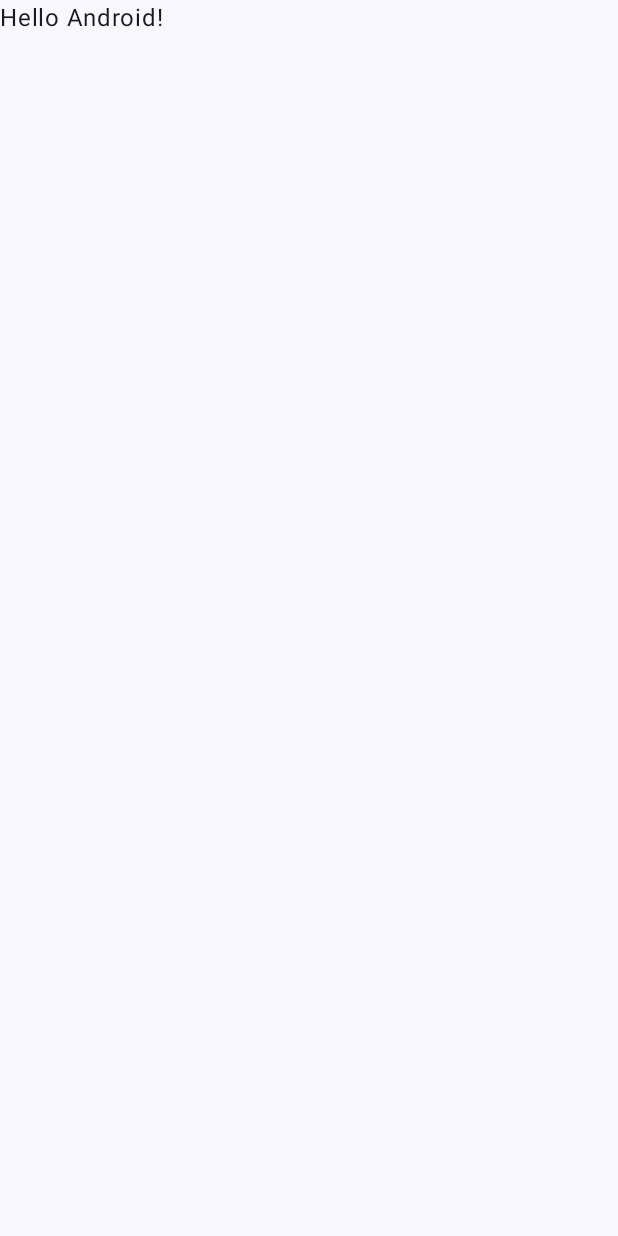
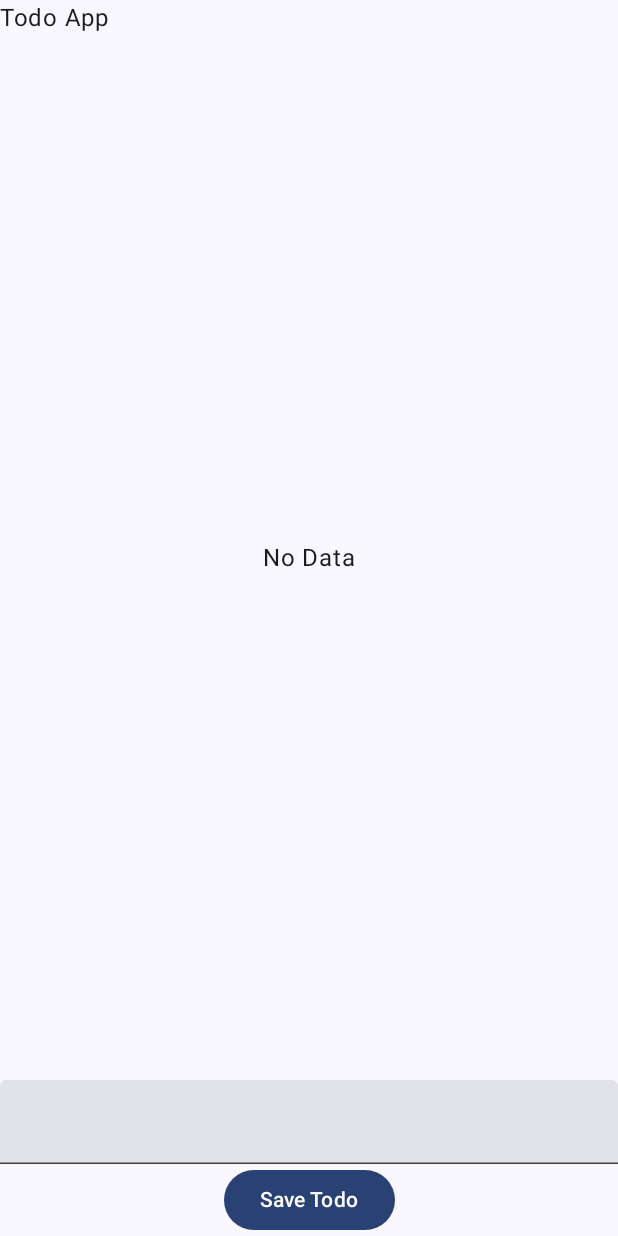
Before and after one commit to AyaOsamaAhmed/TodoApp_JetpackCompose, an Android app built with Jetpack Compose: the screen it shows after launch (MainActivity), on a phone screen of 412 x 824 dp. Before the commit the screen is almost empty. Run offline under Robolectric (Android 15) with nearby library versions, the phone set to English and light mode, and no system bars; our stand-ins replace Dagger/Hilt's generated code, Room's generated code.

Commit message:
model - database,compose

```diff
--- a/app/src/main/java/com/aya/todoapp_jetpackcompose/MainActivity.kt
+++ b/app/src/main/java/com/aya/todoapp_jetpackcompose/MainActivity.kt
@@ -4,44 +4,170 @@ import android.os.Bundle
 import androidx.activity.ComponentActivity
 import androidx.activity.compose.setContent
 import androidx.activity.enableEdgeToEdge
+import androidx.compose.foundation.ExperimentalFoundationApi
+import androidx.compose.foundation.combinedClickable
+import androidx.compose.foundation.layout.Arrangement
+import androidx.compose.foundation.layout.Box
+import androidx.compose.foundation.layout.Column
+import androidx.compose.foundation.layout.Row
 import androidx.compose.foundation.layout.fillMaxSize
+import androidx.compose.foundation.layout.fillMaxWidth
 import androidx.compose.foundation.layout.padding
+import androidx.compose.foundation.lazy.LazyColumn
+import androidx.compose.material3.Button
+import androidx.compose.material3.Checkbox
+import androidx.compose.material3.ExperimentalMaterial3Api
+import androidx.compose.material3.HorizontalDivider
 import androidx.compose.material3.Scaffold
+import androidx.compose.material3.Surface
 import androidx.compose.material3.Text
+import androidx.compose.material3.TextField
 import androidx.compose.runtime.Composable
+import androidx.compose.runtime.collectAsState
+import androidx.compose.runtime.getValue
+import androidx.compose.runtime.mutableStateOf
+import androidx.compose.runtime.remember
+import androidx.compose.runtime.rememberCoroutineScope
+import androidx.compose.ui.Alignment
 import androidx.compose.ui.Modifier
 import androidx.compose.ui.tooling.preview.Preview
+import androidx.compose.ui.unit.dp
+import com.aya.todoapp_jetpackcompose.intent.TodoIntent
+import com.aya.todoapp_jetpackcompose.model.local.Todo
+import com.aya.todoapp_jetpackcompose.model.repository.TodoRepository
 import com.aya.todoapp_jetpackcompose.ui.theme.TodoApp_JetpackComposeTheme
+import dagger.hilt.android.AndroidEntryPoint
+import kotlinx.coroutines.Dispatchers
+import kotlinx.coroutines.launch
+import javax.inject.Inject
 
+@AndroidEntryPoint
 class MainActivity : ComponentActivity() {
+
+
+    @Inject
+    lateinit var repository: TodoRepository
+
+
     override fun onCreate(savedInstanceState: Bundle?) {
         super.onCreate(savedInstanceState)
         enableEdgeToEdge()
         setContent {
             TodoApp_JetpackComposeTheme {
                 Scaffold(modifier = Modifier.fillMaxSize()) { innerPadding ->
-                    Greeting(
-                        name = "Android",
-                        modifier = Modifier.padding(innerPadding)
-                    )
+                    Surface(modifier = Modifier.padding(innerPadding)) {
+                        val list by repository.getAllTodos()
+                            .collectAsState(initial = emptyList())
+
+                        val scope = rememberCoroutineScope()
+
+                        MainScreen(list = list, onIntent = {
+                            when (it) {
+                                is TodoIntent.InsertTodo -> scope.launch(Dispatchers.IO) {
+                                    repository.insertTodo(
+                                        it.todo
+                                    )
+                                }
+
+                                is TodoIntent.DeleteTodo -> scope.launch(Dispatchers.IO) {
+                                    repository.deleteTodo(
+                                        it.todo
+                                    )
+                                }
+
+                                is TodoIntent.UpdateTodo -> scope.launch(Dispatchers.IO) {
+                                    repository.updateTodo(
+                                        it.todo
+                                    )
+                                }
+
+                                else -> {}
+                            }
+                        })
+                    }
+
                 }
             }
         }
     }
 }
 
+
+@OptIn(ExperimentalMaterial3Api::class, ExperimentalFoundationApi::class)
 @Composable
-fun Greeting(name: String, modifier: Modifier = Modifier) {
-    Text(
-        text = "Hello $name!",
-        modifier = modifier
-    )
-}
+fun MainScreen(list: List<Todo>, onIntent: (TodoIntent) -> Unit) {
 
-@Preview(showBackground = true)
-@Composable
-fun GreetingPreview() {
-    TodoApp_JetpackComposeTheme {
-        Greeting("Android")
+    val title = remember {
+        mutableStateOf("")
+    }
+    Scaffold(topBar = { Text(text = "Todo App") }) {
+        Column(modifier = Modifier.padding(it).fillMaxWidth()) {
+            if (list.isEmpty()) {
+                Box(
+                    modifier = Modifier.fillMaxSize().weight(1f),
+                    contentAlignment = Alignment.Center
+                ) {
+                    Text(text = "No Data")
+
+                }
+            } else {
+                LazyColumn(modifier = Modifier.weight(1f)) {
+                    items(list.size) { item ->
+                        val isChecked = remember {
+                            mutableStateOf(list[item].isDone)
+                        }
+
+                        Column(modifier = Modifier
+                            .combinedClickable(enabled = true, onClick = {}, onLongClick = {
+                                onIntent.invoke(TodoIntent.DeleteTodo(list[item]))
+                            })
+
+                            .fillMaxWidth()) {
+                            Row(
+                                modifier = Modifier.padding(horizontal = 12.dp, vertical = 8.dp)
+                                    .fillMaxWidth(),
+                                horizontalArrangement = Arrangement.SpaceBetween,
+                                verticalAlignment = Alignment.CenterVertically
+                            ) {
+                                Text(text = list[item].title)
+
+                                Checkbox(checked = isChecked.value, onCheckedChange = {
+                                    isChecked.value = it
+                                    onIntent(TodoIntent.UpdateTodo(list[item].copy(isDone = it)))
+                                })
+                            }
+                            HorizontalDivider()
+                        }
+                    }
+
+                }
+            }
+
+            Column(
+                modifier = Modifier.fillMaxWidth(),
+                horizontalAlignment = Alignment.CenterHorizontally
+            ) {
+                TextField(
+                    value = title.value,
+                    onValueChange = { title.value = it },
+                    modifier = Modifier.fillMaxWidth()
+                )
+                Button(onClick = {
+                    onIntent.invoke(
+                        TodoIntent.InsertTodo(
+                            Todo(
+                                title.value,
+                                id = 0,
+                                isDone = false
+                            )
+                        )
+                    )
+
+                    title.value = ""
+                }) {
+                    Text(text = "Save Todo")
+                }
+            }
+        }
     }
 }
--- /dev/null
+++ b/app/src/main/java/com/aya/todoapp_jetpackcompose/model/di/ModelModule.kt
@@ -0,0 +1,35 @@
+package com.aya.todoapp_jetpackcompose.model.di
+
+import android.content.Context
+import com.aya.todoapp_jetpackcompose.model.local.TodoDao
+import com.aya.todoapp_jetpackcompose.model.local.TodoDatabase
+import com.aya.todoapp_jetpackcompose.model.repository.TodoRepoImpl
+import com.aya.todoapp_jetpackcompose.model.repository.TodoRepository
+import dagger.Module
+import dagger.Provides
+import dagger.hilt.InstallIn
+import dagger.hilt.android.qualifiers.ApplicationContext
+import dagger.hilt.components.SingletonComponent
+
+@InstallIn(SingletonComponent::class)
+@Module
+object ModelModule {
+
+
+    @Provides
+    fun provideTodoDatabase(@ApplicationContext context: Context): TodoDatabase {
+        return TodoDatabase.getInstance(context)
+    }
+
+    @Provides
+    fun provideTodoDao(todoDatabase: TodoDatabase): TodoDao {
+        return todoDatabase.getTodoDao()
+    }
+
+    @Provides
+    fun provideTodoRepository(todoDao: TodoDao): TodoRepository {
+        return TodoRepoImpl(todoDao)
+    }
+
+
+}
--- /dev/null
+++ b/app/src/main/java/com/aya/todoapp_jetpackcompose/model/local/TodoDao.kt
@@ -0,0 +1,28 @@
+package com.aya.todoapp_jetpackcompose.model.local
+
+import androidx.room.Dao
+import androidx.room.Delete
+import androidx.room.Insert
+import androidx.room.OnConflictStrategy
+import androidx.room.Query
+import androidx.room.Update
+import kotlinx.coroutines.flow.Flow
+
+
+@Dao
+interface TodoDao {
+
+
+    @Query("SELECT * FROM todo_table")
+    fun getAllTodos(): Flow<List<Todo>>
+
+    @Insert(onConflict = OnConflictStrategy.REPLACE)
+    suspend fun insertTodo(todo: Todo)
+
+    @Update
+    suspend fun updateTodo(todo: Todo)
+
+    @Delete
+    suspend fun deleteTodo(todo: Todo)
+
+}
--- /dev/null
+++ b/app/src/main/java/com/aya/todoapp_jetpackcompose/model/local/TodoDatabase.kt
@@ -0,0 +1,32 @@
+package com.aya.todoapp_jetpackcompose.model.local
+
+import android.content.Context
+import androidx.room.Database
+import androidx.room.Room
+import androidx.room.RoomDatabase
+
+
+@Database(entities = [Todo::class], version = 1)
+abstract class TodoDatabase : RoomDatabase() {
+
+    companion object{
+        @Volatile
+        private var INSTANCE: TodoDatabase? = null
+
+         fun getInstance(context: Context): TodoDatabase {
+            return INSTANCE ?: synchronized(this) {
+                val instance = Room.databaseBuilder(
+                    context.applicationContext,
+                    TodoDatabase::class.java,
+                    "todo_database"
+                ).build()
+
+                INSTANCE = instance
+                instance
+            }
+
+        }
+    }
+
+    abstract fun getTodoDao(): TodoDao
+}
--- /dev/null
+++ b/app/src/main/java/com/aya/todoapp_jetpackcompose/model/repository/TodoRepoImpl.kt
@@ -0,0 +1,23 @@
+package com.aya.todoapp_jetpackcompose.model.repository
+
+import com.aya.todoapp_jetpackcompose.model.local.Todo
+import com.aya.todoapp_jetpackcompose.model.local.TodoDao
+import kotlinx.coroutines.flow.Flow
+
+class TodoRepoImpl (val todoDao: TodoDao) : TodoRepository {
+    override suspend fun insertTodo(todo: Todo) {
+        todoDao.insertTodo(todo)
+    }
+
+    override suspend fun updateTodo(todo: Todo) {
+        todoDao.updateTodo(todo)
+    }
+
+    override suspend fun deleteTodo(todo: Todo) {
+        todoDao.deleteTodo(todo)
+    }
+
+    override fun getAllTodos(): Flow<List<Todo>> {
+        return todoDao.getAllTodos()
+    }
+}
--- /dev/null
+++ b/app/src/main/java/com/aya/todoapp_jetpackcompose/model/repository/TodoRepository.kt
@@ -0,0 +1,16 @@
+package com.aya.todoapp_jetpackcompose.model.repository
+
+import com.aya.todoapp_jetpackcompose.model.local.Todo
+import kotlinx.coroutines.flow.Flow
+
+interface TodoRepository {
+
+    suspend fun insertTodo(todo: Todo)
+
+    suspend fun updateTodo(todo: Todo)
+
+    suspend fun deleteTodo(todo: Todo)
+
+    fun getAllTodos(): Flow<List<Todo>>
+
+}
```
Also changed, not shown: app/build.gradle.kts (+20 -0 lines), app/src/main/java/com/aya/todoapp_jetpackcompose/intent/TodoIntent.kt (added, +15 -0 lines), app/src/main/java/com/aya/todoapp_jetpackcompose/model/local/Todo.kt (added, +13 -0 lines), gradle/libs.versions.toml (+7 -1 lines).
